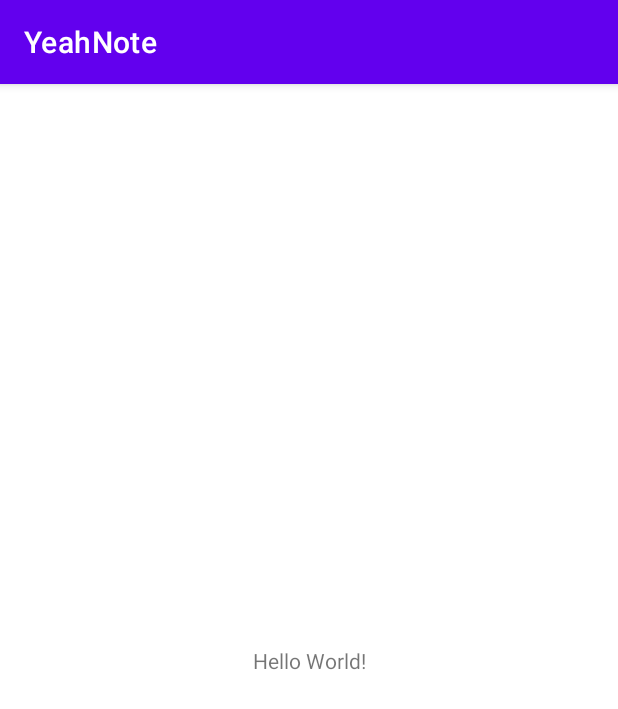
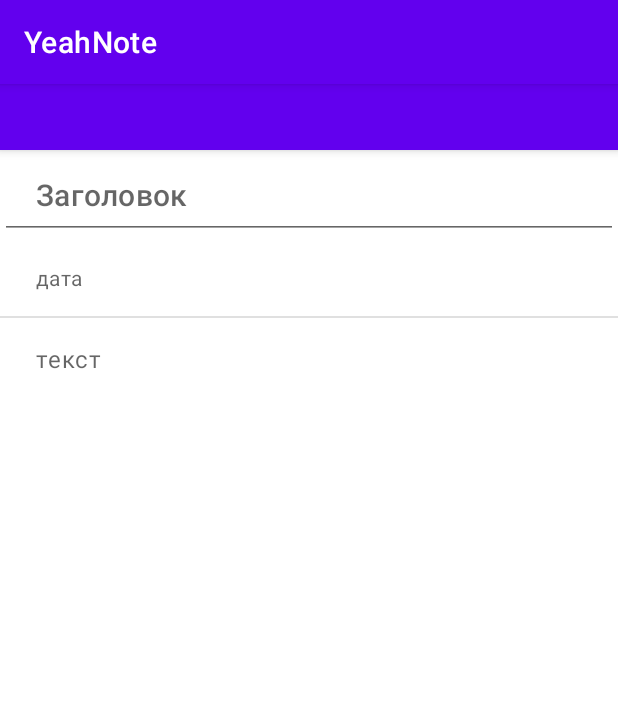
Before and after one commit to EAZotkina/YeahNote, an Android app: the screen it shows after launch (MainActivity), on a phone screen of 412 x 824 dp. Shown: the top 709 px of the screen. Run offline under Robolectric (Android 15) with nearby library versions, the phone set to English and light mode, and no system bars; 1 statement that could not run was skipped.

```diff
--- a/app/build.gradle
+++ b/app/build.gradle
@@ -33,6 +33,7 @@ dependencies {
     implementation 'androidx.appcompat:appcompat:1.3.0'
     implementation 'com.google.android.material:material:1.3.0'
     implementation 'androidx.constraintlayout:constraintlayout:2.0.4'
+    implementation 'androidx.legacy:legacy-support-v4:1.0.0'
     testImplementation 'junit:junit:4.+'
     androidTestImplementation 'androidx.test.ext:junit:1.1.2'
     androidTestImplementation 'androidx.test.espresso:espresso-core:3.3.0'
--- a/app/src/main/java/com/eazot/yeahnote/MainActivity.java
+++ b/app/src/main/java/com/eazot/yeahnote/MainActivity.java
@@ -2,6 +2,7 @@ package com.eazot.yeahnote;
 
 import androidx.appcompat.app.AppCompatActivity;
 
+import android.content.Intent;
 import android.os.Bundle;
 
 public class MainActivity extends AppCompatActivity {
@@ -10,5 +11,19 @@ public class MainActivity extends AppCompatActivity {
     protected void onCreate(Bundle savedInstanceState) {
         super.onCreate(savedInstanceState);
         setContentView(R.layout.activity_main);
-    }
+
+
+            boolean isLandscape = getResources().getBoolean(R.bool.isLandscape);
+
+            if (isLandscape) {
+                getSupportFragmentManager()
+                        .beginTransaction()
+                        .replace(R.id.fragment_note, NoteTextFragment.newInstance(1))
+                        .commit();
+
+            }else {
+                setContentView(R.layout.fragment_note);
+
+            }
+   }
 }
--- a/app/src/main/res/layout/activity_main.xml
+++ b/app/src/main/res/layout/activity_main.xml
@@ -1,18 +1,16 @@
 <?xml version="1.0" encoding="utf-8"?>
-<androidx.constraintlayout.widget.ConstraintLayout xmlns:android="http://schemas.android.com/apk/res/android"
+<androidx.appcompat.widget.LinearLayoutCompat xmlns:android="http://schemas.android.com/apk/res/android"
     xmlns:app="http://schemas.android.com/apk/res-auto"
     xmlns:tools="http://schemas.android.com/tools"
     android:layout_width="match_parent"
     android:layout_height="match_parent"
     tools:context=".MainActivity">
 
-    <TextView
-        android:layout_width="wrap_content"
-        android:layout_height="wrap_content"
-        android:text="Hello World!"
-        app:layout_constraintBottom_toBottomOf="parent"
-        app:layout_constraintLeft_toLeftOf="parent"
-        app:layout_constraintRight_toRightOf="parent"
-        app:layout_constraintTop_toTopOf="parent" />
+    <FrameLayout
+        android:id="@+id/fragment_note"
+        android:layout_width="match_parent"
+        android:layout_height="wrap_content">
+    </FrameLayout>
 
-</androidx.constraintlayout.widget.ConstraintLayout>
+
+</androidx.appcompat.widget.LinearLayoutCompat>
--- /dev/null
+++ b/app/src/main/res/layout/fragment_note.xml
@@ -0,0 +1,76 @@
+<?xml version="1.0" encoding="utf-8"?>
+<FrameLayout xmlns:android="http://schemas.android.com/apk/res/android"
+    xmlns:tools="http://schemas.android.com/tools"
+    android:layout_width="match_parent"
+    android:layout_height="match_parent"
+    xmlns:app="http://schemas.android.com/apk/res-auto"
+    android:orientation="vertical"
+    tools:context=".NoteFragment">
+
+          <com.google.android.material.appbar.AppBarLayout
+            android:layout_width="match_parent"
+            android:layout_height="wrap_content">
+
+            <com.google.android.material.appbar.MaterialToolbar
+                android:id="@+id/Toolbar"
+                android:layout_width="match_parent"
+                android:layout_height="@dimen/toolbarHeight" />
+
+        </com.google.android.material.appbar.AppBarLayout>
+
+        <androidx.core.widget.NestedScrollView
+            android:layout_width="match_parent"
+            android:layout_height="match_parent"
+            android:fillViewport="true"
+            app:layout_behavior="com.google.android.material.appbar.AppBarLayout$ScrollingViewBehavior"/>
+
+            <LinearLayout
+                android:id="@+id/LinearLayout"
+                android:layout_width="match_parent"
+                android:layout_height="wrap_content"
+                android:clipToPadding="false"
+                android:focusableInTouchMode="true"
+                android:orientation="vertical"
+                android:paddingTop="44dp"
+                android:paddingBottom="16dp">
+
+
+                <com.google.android.material.textfield.TextInputEditText
+                    android:id="@+id/EnterTitle"
+                    style="@style/EditTextTitle"
+                    android:layout_width="match_parent"
+                    android:layout_height="wrap_content" />
+
+                <com.google.android.material.textview.MaterialTextView
+                    android:id="@+id/DateCreated"
+                    style="@style/DateCreated"
+                    android:layout_width="match_parent"
+                    android:layout_height="wrap_content" />
+
+                <View
+                    android:layout_width="match_parent"
+                    android:layout_height="1dp"
+                    android:background="?android:attr/listDivider" />
+
+                <EditText
+                    android:id="@+id/EnterBody"
+                    style="@style/EditText"
+                    android:layout_width="match_parent"
+                    android:layout_height="wrap_content"
+                    android:focusableInTouchMode="true"
+                    android:hint="@string/note"
+                    android:textAppearance="?attr/textAppearanceBody1" />
+
+                <com.google.android.material.chip.ChipGroup
+                    android:id="@+id/LabelGroup"
+                    android:layout_width="match_parent"
+                    android:layout_height="wrap_content"
+                    android:paddingStart="24dp"
+                    android:paddingEnd="24dp" />
+
+            </LinearLayout>
+
+
+
+
+</FrameLayout>
--- /dev/null
+++ b/app/src/main/res/values/bools.xml
@@ -0,0 +1,4 @@
+<?xml version="1.0" encoding="utf-8"?>
+<resources>
+    <bool name="isLandscape" />
+</resources>
--- /dev/null
+++ b/app/src/main/res/values/dimens.xml
@@ -0,0 +1,4 @@
+<?xml version="1.0" encoding="utf-8"?>
+<resources>
+    <dimen name="toolbarHeight">44dp</dimen>
+</resources>
--- a/app/src/main/res/values/strings.xml
+++ b/app/src/main/res/values/strings.xml
@@ -1,3 +1,10 @@
 <resources>
     <string name="app_name">YeahNote</string>
+    <string name="note">текст</string>
+    <string name="title">Заголовок</string>
+    <string name="date">дата</string>
+    <string name="yeahnote">YEAHNOTE!</string>
+    <!-- TODO: Remove or change this placeholder text -->
+    <string name="hello_blank_fragment">Hello blank fragment</string>
+    <string name="text">текст</string>
 </resources>
--- /dev/null
+++ b/app/src/main/res/values/styles.xml
@@ -0,0 +1,109 @@
+<?xml version="1.0" encoding="utf-8"?>
+<resources>
+    <style name="Base.AppTheme" parent="Theme.MaterialComponents.DayNight.NoActionBar">
+        <item name="colorPrimary">?attr/colorSurface</item>
+        <item name="colorPrimaryDark">?attr/colorSurface</item>
+        <item name="android:colorEdgeEffect">?attr/colorSecondary</item>
+
+        <item name="windowActionModeOverlay">true</item>
+
+        <item name="textAppearanceButton">@style/TextAppearanceButton</item>
+        <!-- Menu Items, EditTexts, Dialog Titles -->
+        <item name="textAppearanceSubtitle1">@style/TextAppearanceSubtitle1</item>
+
+        <!-- Required for the Settings page to look good -->
+        <item name="android:textAppearanceListItem">?attr/textAppearanceBody1</item>
+        <item name="android:textAppearanceListItemSecondary">?attr/textAppearanceBody2</item>
+
+        <item name="alertDialogTheme">@style/AlertDialog</item>
+        <item name="materialAlertDialogTheme">@style/AlertDialog</item>
+        <item name="bottomSheetDialogTheme">@style/BottomSheetDialog</item>
+    </style>
+
+    <style name="AppTheme" parent="Base.AppTheme">
+        <item name="colorPrimaryDark">@android:color/black</item>
+        <item name="colorSecondary">@color/teal_200</item>
+    </style>
+
+    <style name="MainActivity" parent="AppTheme">
+        <item name="android:statusBarColor">@android:color/transparent</item>
+    </style>
+
+
+    <style name="TextAppearance.Pinned" parent="TextAppearanceButton">
+        <item name="android:textColor">?attr/colorSecondary</item>
+    </style>
+
+    <style name="TextAppearanceTitle" parent="TextAppearance.MaterialComponents.Body1">
+        <item name="android:letterSpacing">0.05</item>
+        <item name="fontFamily">sans-serif-medium</item>
+    </style>
+
+
+    <style name="TextAppearanceButton" parent="TextAppearance.MaterialComponents.Button">
+        <item name="android:textAllCaps">false</item>
+        <item name="android:letterSpacing">0.02</item>
+    </style>
+
+    <style name="TextAppearanceToolbar" parent="TextAppearance.MaterialComponents.Headline6">
+        <item name="android:textSize">18sp</item>
+        <item name="android:letterSpacing">0.02</item>
+    </style>
+
+    <style name="TextAppearanceSubtitle1" parent="TextAppearance.MaterialComponents.Subtitle1">
+        <item name="android:letterSpacing">0.02</item>
+    </style>
+
+
+    <style name="EditTextTitle">
+        <item name="android:paddingStart">24dp</item>
+        <item name="android:paddingEnd">24dp</item>
+        <item name="android:paddingTop">16dp</item>
+        <item name="android:paddingBottom">16dp</item>
+        <item name="android:hint">@string/title</item>
+        <item name="android:imeOptions">actionNext</item>
+        <item name="android:textColor">?attr/colorSecondary</item>
+        <item name="android:textAppearance">?attr/textAppearanceHeadline6</item>
+    </style>
+
+    <style name="EditText" parent="Widget.AppCompat.EditText">
+        <item name="android:background">@null</item>
+        <item name="android:paddingStart">24dp</item>
+        <item name="android:paddingEnd">24dp</item>
+        <item name="android:paddingTop">16dp</item>
+        <item name="android:paddingBottom">16dp</item>
+        <item name="android:inputType">textMultiLine|textCapSentences</item>
+    </style>
+
+    <style name="DateCreated" parent="Widget.MaterialComponents.TextView">
+        <item name="android:paddingStart">24dp</item>
+        <item name="android:paddingEnd">24dp</item>
+        <item name="android:paddingTop">16dp</item>
+        <item name="android:paddingBottom">16dp</item>
+        <item name="android:text">@string/date</item>
+        <item name="android:textColor">?android:textColorHint</item>
+        <item name="android:textAppearance">?attr/textAppearanceBody2</item>
+    </style>
+
+
+    <style name="AlertDialogTitle" parent="MaterialAlertDialog.MaterialComponents.Title.Text">
+        <item name="android:fontFamily">sans-serif-medium</item>
+    </style>
+
+
+    <style name="AlertDialog" parent="ThemeOverlay.MaterialComponents.MaterialAlertDialog">
+        <item name="colorPrimary">?attr/colorSecondary</item>
+        <item name="materialAlertDialogTitleTextStyle">@style/AlertDialogTitle</item>
+    </style>
+
+    <style name="BottomSheetDialog" parent="ThemeOverlay.MaterialComponents.DayNight.BottomSheetDialog">
+        <item name="android:windowIsFloating">false</item>
+    </style>
+
+
+    <style name="PrimarySecondarySwap" parent="ThemeOverlay.MaterialComponents">
+        <item name="colorPrimary">?attr/colorSecondary</item>
+    </style>
+
+
+</resources>
```
Also changed, not shown: app/src/main/java/com/eazot/yeahnote/NoteFragment.java (added, +42 -0 lines), app/src/main/java/com/eazot/yeahnote/NoteTextFragment.java (added, +43 -0 lines), app/src/main/res/layout-land/activity_main.xml (added, +29 -0 lines), app/src/main/res/layout/fragment_note_text.xml (added, +14 -0 lines), app/src/main/res/layout/note_details_activity.xml (added, +72 -0 lines), app/src/main/res/drawable/enot.png (added).
